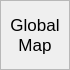
Old version of the form aui/gui/views/sources/ui/gmap.ui in the repository argenortega/AUI.
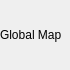
New version of the form. Icons and pictures are not drawn. Custom widgets are drawn as their Qt base class.

The edit to the form file:
```diff
--- a/aui/gui/views/sources/ui/gmap.ui
+++ b/aui/gui/views/sources/ui/gmap.ui
@@ -58,56 +58,11 @@
    </property>
    <item>
     <widget class="ActLabel" name="map">
-     <property name="sizePolicy">
-      <sizepolicy hsizetype="Expanding" vsizetype="Expanding">
-       <horstretch>0</horstretch>
-       <verstretch>0</verstretch>
-      </sizepolicy>
-     </property>
-     <property name="maximumSize">
-      <size>
-       <width>16777215</width>
-       <height>16777215</height>
-      </size>
-     </property>
-     <property name="font">
-      <font>
-       <pointsize>13</pointsize>
-      </font>
-     </property>
-     <property name="cursor">
-      <cursorShape>CrossCursor</cursorShape>
-     </property>
-     <property name="mouseTracking">
-      <bool>true</bool>
-     </property>
-     <property name="autoFillBackground">
-      <bool>false</bool>
-     </property>
      <property name="styleSheet">
-      <string notr="true">border-image: url(:/maps/GMap);
-background-image: url(:/maps/GMap);</string>
-     </property>
-     <property name="frameShape">
-      <enum>QFrame::StyledPanel</enum>
-     </property>
-     <property name="frameShadow">
-      <enum>QFrame::Sunken</enum>
+      <string notr="true">border-image: url(:/maps/global);</string>
      </property>
      <property name="text">
-      <string>Global   Map</string>
-     </property>
-     <property name="scaledContents">
-      <bool>true</bool>
-     </property>
-     <property name="alignment">
-      <set>Qt::AlignCenter</set>
-     </property>
-     <property name="wordWrap">
-      <bool>true</bool>
-     </property>
-     <property name="textInteractionFlags">
-      <set>Qt::NoTextInteraction</set>
+      <string>Global Map</string>
      </property>
     </widget>
    </item>
```
